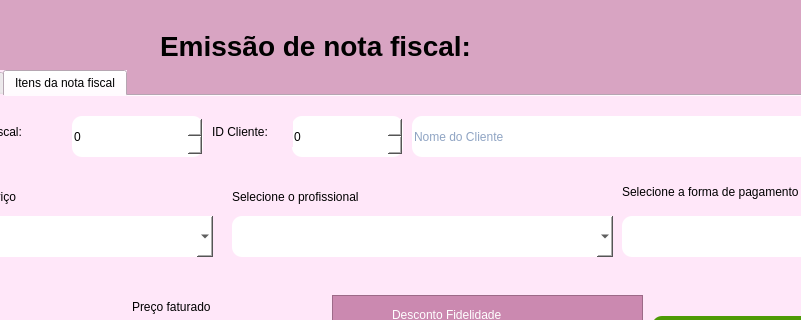
Qt form telas_duda/emissao_nf.ui (JVwolfart/PROJETO-SALAO-JOVEM-PROGRAMADOR) before a commit; both pictures show x 140 to 941 and y 0 to 320 of the 1120 by 834 pixel window.
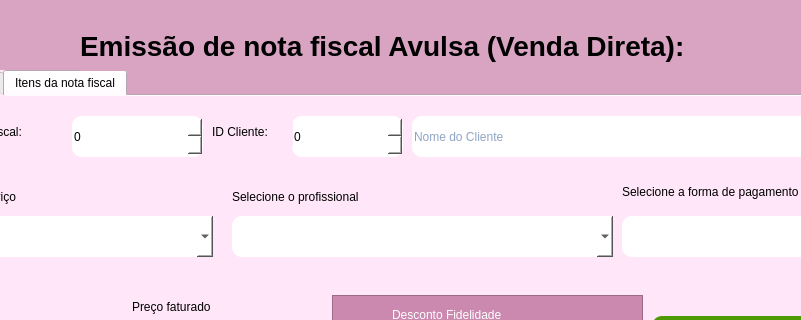
The same form after that commit. Icons and pictures are not drawn.

The edit to the form file:
```diff
--- a/telas_duda/emissao_nf.ui
+++ b/telas_duda/emissao_nf.ui
@@ -808,9 +808,9 @@
    <widget class="QLabel" name="label_11">
     <property name="geometry">
      <rect>
-      <x>300</x>
+      <x>220</x>
       <y>20</y>
-      <width>511</width>
+      <width>641</width>
       <height>51</height>
      </rect>
     </property>
@@ -825,7 +825,7 @@
      <string notr="true">color: rgb(0, 0, 0);</string>
     </property>
     <property name="text">
-     <string>Emissão de nota fiscal:</string>
+     <string>Emissão de nota fiscal Avulsa (Venda Direta):</string>
     </property>
    </widget>
   </widget>
```
Left out of the diff: 2 changed lines with no effect on the pictures.
